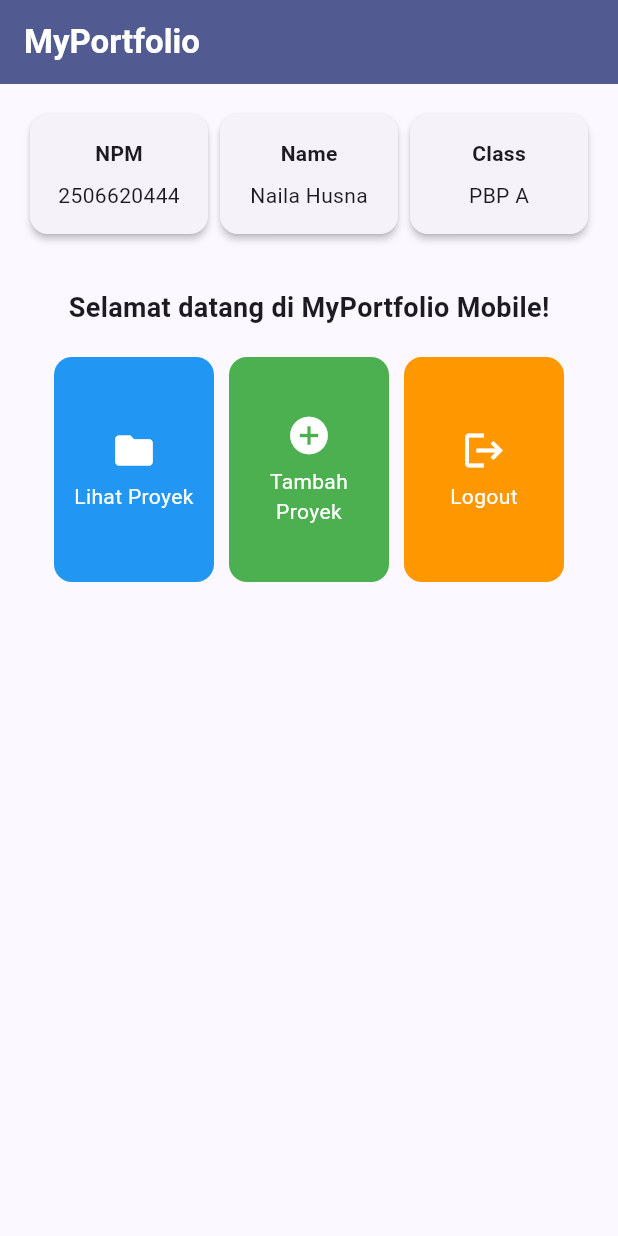
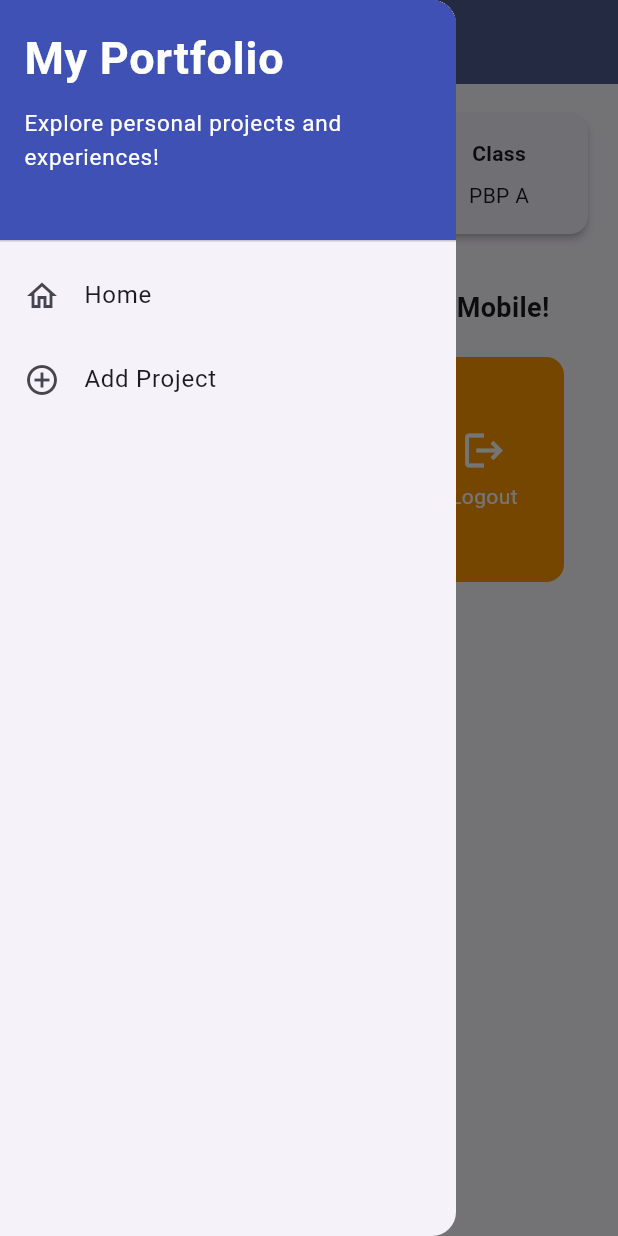
Before and after one commit to naila-husna/myportofolio_mobile, a Flutter app: the screen it shows after launch, with the side drawer open (before the commit the screen has no drawer), on a phone screen of 412 x 824 dp. Run offline on Flutter 3.47's test engine with Material 3 defaults, Android fonts, the phone set to English and light mode, and no system bars; our stand-ins replace material_ui.

Commit message:
tutorial 9 done

```diff
--- a/lib/main.dart
+++ b/lib/main.dart
@@ -1,5 +1,5 @@
-import 'package:flutter/material.dart';
-import 'package:myportofolio_mobile/menu.dart';
+import 'package:material_ui/material_ui.dart';
+import 'package:myportofolio_mobile/screens/menu.dart';
 
 void main() {
   runApp(const MyApp());
--- a/lib/menu.dart
+++ b/lib/screens/menu.dart
@@ -1,4 +1,6 @@
-import 'package:flutter/material.dart';
+import 'package:material_ui/material_ui.dart';
+import 'package:myportofolio_mobile/widgets/left_drawer.dart';
+import 'package:myportofolio_mobile/widgets/project_card.dart';
 
 class MyHomePage extends StatelessWidget {
   MyHomePage({super.key});
@@ -22,7 +24,9 @@ class MyHomePage extends StatelessWidget {
           style: TextStyle(color: Colors.white, fontWeight: FontWeight.bold),
         ),
         backgroundColor: Theme.of(context).colorScheme.primary,
+        iconTheme: const IconThemeData(color: Colors.white),
       ),
+      drawer: const LeftDrawer(),
       body: Padding(
         padding: const EdgeInsets.all(16.0),
         child: Column(
@@ -109,45 +113,3 @@ class ItemHomepage {
 
   ItemHomepage(this.name, this.icon, this.color);
 }
-
-class ItemCard extends StatelessWidget {
-  final ItemHomepage item;
-
-  const ItemCard(this.item, {super.key});
-
-  @override
-  Widget build(BuildContext context) {
-    return Material(
-      color: item.color,
-      borderRadius: BorderRadius.circular(12),
-      child: InkWell(
-        onTap: () {
-          ScaffoldMessenger.of(context)
-            ..hideCurrentSnackBar()
-            ..showSnackBar(
-              SnackBar(
-                content: Text('Kamu telah menekan tombol ${item.name}!'),
-              ),
-            );
-        },
-        child: Container(
-          padding: const EdgeInsets.all(8),
-          child: Center(
-            child: Column(
-              mainAxisAlignment: MainAxisAlignment.center,
-              children: [
-                Icon(item.icon, color: Colors.white, size: 30.0),
-                const Padding(padding: EdgeInsets.all(3)),
-                Text(
-                  item.name,
-                  textAlign: TextAlign.center,
-                  style: const TextStyle(color: Colors.white),
-                ),
-              ],
-            ),
-          ),
-        ),
-      ),
-    );
-  }
-}
--- /dev/null
+++ b/lib/widgets/left_drawer.dart
@@ -0,0 +1,61 @@
+import 'package:material_ui/material_ui.dart';
+import 'package:myportofolio_mobile/screens/menu.dart';
+import 'package:myportofolio_mobile/screens/project_form.dart';
+
+class LeftDrawer extends StatelessWidget {
+  const LeftDrawer({super.key});
+
+  @override
+  Widget build(BuildContext context) {
+    return Drawer(
+      child: ListView(
+        children: [
+          const DrawerHeader(
+            decoration: BoxDecoration(color: Colors.indigo),
+            child: SingleChildScrollView(
+              child: Column(
+                crossAxisAlignment: CrossAxisAlignment.start,
+                children: [
+                  Text(
+                    'My Portfolio',
+                    style: TextStyle(
+                      fontSize: 30,
+                      fontWeight: FontWeight.bold,
+                      color: Colors.white,
+                    ),
+                  ),
+                  SizedBox(height: 10),
+                  Text(
+                    'Explore personal projects and experiences!',
+                    style: TextStyle(fontSize: 15, color: Colors.white),
+                  ),
+                ],
+              ),
+            ),
+          ),
+
+          ListTile(
+            leading: const Icon(Icons.home_outlined),
+            title: const Text('Home'),
+            onTap: () {
+              Navigator.pushReplacement(
+                context,
+                MaterialPageRoute(builder: (context) => MyHomePage()),
+              );
+            },
+          ),
+          ListTile(
+            leading: const Icon(Icons.add_circle_outline),
+            title: const Text('Add Project'),
+            onTap: () {
+              Navigator.pushReplacement(
+                context,
+                MaterialPageRoute(builder: (context) => const ProjectFormPage()),
+              );
+            },
+          ),
+        ],
+      ),
+    );
+  }
+}
--- /dev/null
+++ b/lib/widgets/project_card.dart
@@ -0,0 +1,51 @@
+import 'package:material_ui/material_ui.dart';
+import 'package:myportofolio_mobile/screens/menu.dart';
+import 'package:myportofolio_mobile/screens/project_form.dart';
+
+class ItemCard extends StatelessWidget {
+  final ItemHomepage item;
+
+  const ItemCard(this.item, {super.key});
+
+  @override
+  Widget build(BuildContext context) {
+    return Material(
+      color: item.color,
+      borderRadius: BorderRadius.circular(12),
+      child: InkWell(
+        onTap: () {
+          ScaffoldMessenger.of(context)
+            ..hideCurrentSnackBar()
+            ..showSnackBar(
+              SnackBar(
+                content: Text('Kamu telah menekan tombol ${item.name}!'),
+              ),
+            );
+          if (item.name == 'Tambah Proyek') {
+            Navigator.push(
+              context,
+              MaterialPageRoute(builder: (context) => const ProjectFormPage()),
+            );
+          }
+        },
+        child: Container(
+          padding: const EdgeInsets.all(8),
+          child: Center(
+            child: Column(
+              mainAxisAlignment: MainAxisAlignment.center,
+              children: [
+                Icon(item.icon, color: Colors.white, size: 30.0),
+                const Padding(padding: EdgeInsets.all(3)),
+                Text(
+                  item.name,
+                  textAlign: TextAlign.center,
+                  style: const TextStyle(color: Colors.white),
+                ),
+              ],
+            ),
+          ),
+        ),
+      ),
+    );
+  }
+}
--- a/pubspec.yaml
+++ b/pubspec.yaml
@@ -34,6 +34,7 @@ dependencies:
   # The following adds the Cupertino Icons font to your application.
   # Use with the CupertinoIcons class for iOS style icons.
   cupertino_icons: ^1.0.8
+  material_ui: ^1.11.1
 
 dev_dependencies:
   flutter_test:
```
Also changed, not shown: lib/screens/project_form.dart (added, +222 -0 lines), pubspec.lock, 1 other file.
